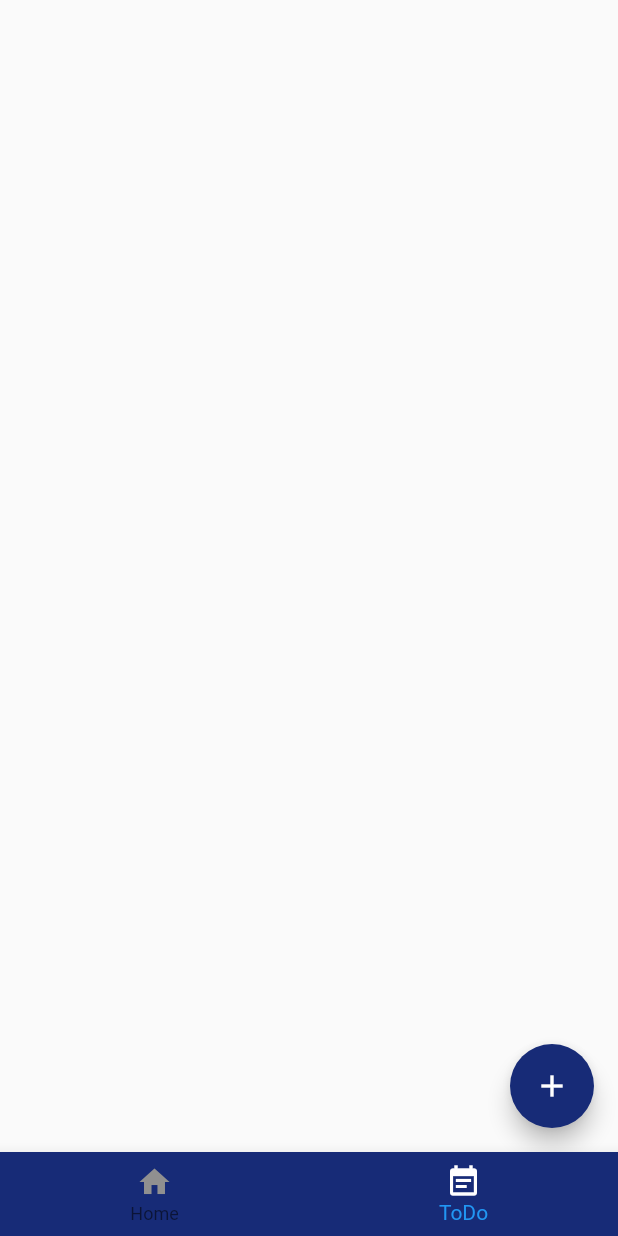
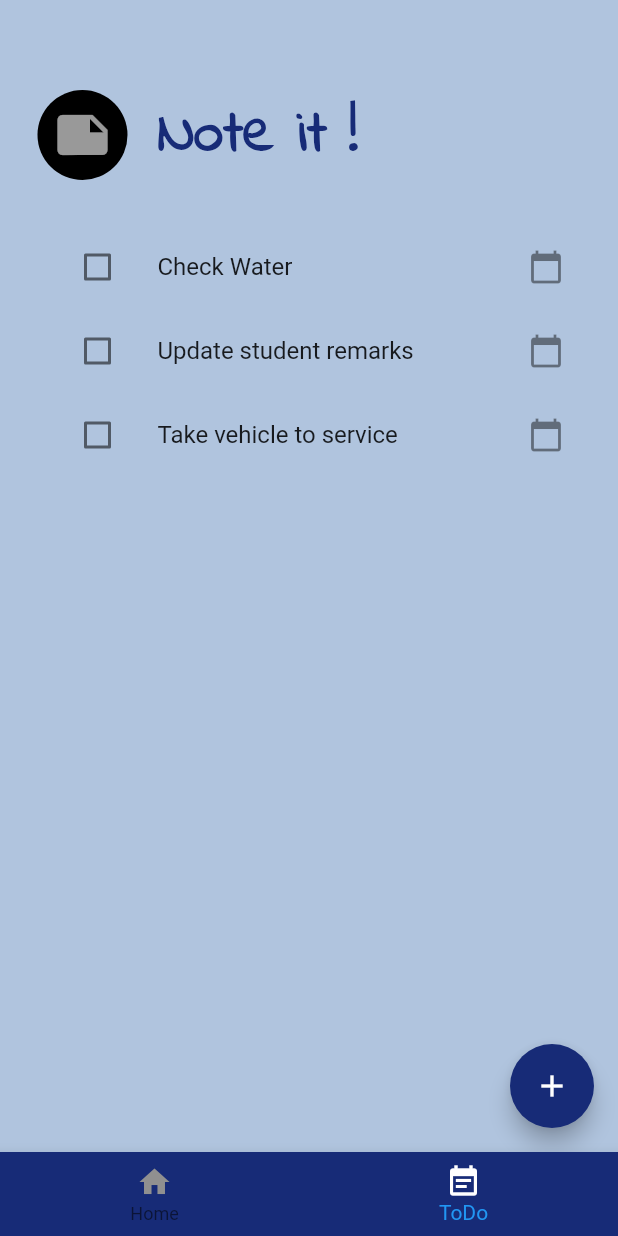
Before and after one commit to Siriayanur/Appa-s-companion, a Flutter app: the screen it shows after launch, item 2 of the bottom bar chosen, on a phone screen of 412 x 824 dp. Run offline on Flutter 3.47's test engine with Material 2 defaults, Android fonts, the phone set to English and light mode, and no system bars; missing offline and left inert: add_2_calendar.

Commit message:
RenderFlex error solved

```diff
--- a/lib/model/task_data.dart
+++ b/lib/model/task_data.dart
@@ -1,3 +1,5 @@
+import 'dart:collection';
+
 import 'package:flutter/foundation.dart';
 import 'package:help_daddy/model/task.dart';
 
@@ -9,11 +11,22 @@ class TaskData extends ChangeNotifier{
 
   ];
 
+  UnmodifiableListView<Task> get tasks {
+    return UnmodifiableListView(_tasks);
+  }
+
+  int get taskCount {
+    return _tasks.length;
+  }
+
   void addTask(String newTaskTitle){
     final task = Task(name: newTaskTitle);
-    _tasks.add(
-      task
-    );
+    _tasks.add(task);
+    notifyListeners();
+  }
+
+  void updateTask(Task task){
+    task.toggleDone();
     notifyListeners();
   }
 }
--- /dev/null
+++ b/lib/screens/calender_event_screen.dart
@@ -0,0 +1,12 @@
+import 'package:flutter/material.dart';
+import 'package:help_daddy/pallete.dart';
+import 'package:provider/provider.dart';
+import 'package:help_daddy/model/task_data.dart';
+
+class CalenderEvent extends StatelessWidget {
+  @override
+  Widget build(BuildContext context) {
+
+    return Container();
+  }
+}
--- a/lib/screens/reminder_screen.dart
+++ b/lib/screens/reminder_screen.dart
@@ -66,7 +66,7 @@ class ReusableCard extends StatelessWidget {
         color: Colors.black
       ),
       padding: EdgeInsets.only(
-        top:20.0,
+        top: 20.0,
         left: 10.0,
         right: 10.0,
         bottom: 10.0
--- a/lib/screens/todo_screen.dart
+++ b/lib/screens/todo_screen.dart
@@ -1,67 +1,14 @@
 import 'package:flutter/material.dart';
 import 'package:help_daddy/pallete.dart';
 import 'add_task_screen.dart';
-import 'package:speech_recognition/speech_recognition.dart';
+import 'package:help_daddy/widgets/task_list.dart';
+
 
 class TodoScreen extends StatelessWidget {
   @override
   Widget build(BuildContext context) {
-    return ToDo();
-  }
-}
-
-class ToDo extends StatefulWidget {
-  @override
-  _ToDoState createState() => _ToDoState();
-}
-
-class _ToDoState extends State<ToDo> {
-  SpeechRecognition _speechRecognition;
-  bool _isAvailable = false;
-  bool _isListening = false;
-
-  String resultText = "";
-
-  @override
-  void initState() {
-    // TODO: implement initState
-    super.initState();
-    initSpeechRecognizer();
-  }
-
-  void initSpeechRecognizer() {
-    _speechRecognition = SpeechRecognition();
-    _speechRecognition.setAvailabilityHandler((bool result) {
-      setState(() {
-        _isAvailable = result;
-      });
-    });
-    _speechRecognition.setRecognitionStartedHandler(() {
-      setState(() {
-        _isListening = true;
-      });
-    });
-
-    _speechRecognition.setRecognitionResultHandler((String text) {
-      setState(() {
-        resultText = text;
-      });
-    });
-    _speechRecognition.setRecognitionCompleteHandler(() {
-      setState(() {
-        _isListening = false;
-      });
-    });
-    _speechRecognition.activate().then((result) {
-      setState(() {
-        _isAvailable = result;
-      });
-    });
-  }
-
-  @override
-  Widget build(BuildContext context) {
     return Scaffold(
+      backgroundColor: Color(0xffB0C4DE),
       floatingActionButton: FloatingActionButton(
         backgroundColor: addTaskButtonColor,
         child: Icon(
@@ -80,6 +27,48 @@ class _ToDoState extends State<ToDo> {
               ));
         },
       ),
+      body: Container(
+        padding: EdgeInsets.only(
+            top: 60.0,
+            left: 25.0,
+            bottom: 50.0,
+            right: 20.0
+        ),
+        child: Column(
+          crossAxisAlignment: CrossAxisAlignment.start,
+          mainAxisSize: MainAxisSize.min,
+          children: [
+            Row(
+              children: [
+                CircleAvatar(
+                  radius: 30.0,
+                  backgroundColor: Colors.black,
+                  child: Icon(
+                    Icons.note,
+//                    color: Color(0xff778899),
+                    color:Colors.white60 ,
+                    size: 40,
+                  ),
+                ),
+                SizedBox(
+                  width: 20,
+                ),
+                Text(
+                  'Note it !',
+                  style: TextStyle(
+                      fontWeight: FontWeight.bold,
+                      color: addTaskButtonColor,
+                      fontSize: 40,
+                      fontFamily: 'Indie'
+                  ),
+                ),
+              ],
+            ),
+            SizedBox(height: 30,),
+            Container(child: Expanded(child: TaskList())),
+          ],
+        ),
+      ),
     );
   }
 }
--- /dev/null
+++ b/lib/widgets/task_list.dart
@@ -0,0 +1,33 @@
+import 'package:help_daddy/model/task_data.dart';
+import 'package:provider/provider.dart';
+import 'package:flutter/material.dart';
+import 'package:help_daddy/widgets/task_tile.dart';
+
+class TaskList extends StatelessWidget {
+  @override
+  Widget build(BuildContext context) {
+    //tell the Consumer the type of data it is consuming
+    return Consumer<TaskData>(
+      builder: (context, taskData, child) {
+        return ListView.builder(
+          shrinkWrap: true,
+          itemBuilder: (context, index) {
+            final task = taskData.tasks[index];
+            return TaskTile(
+              taskTitle: task.name,
+              isChecked: task.isDone,
+              onCheckBoxChanged: (bool currentCheckboxState) {
+                taskData.updateTask(task);
+              },
+            );
+          },
+          //necessary argument to give as dynamically
+          // the listView builder will construct the
+          // list based on the index, which comes from
+          // this taskCount(length) of the tasks list, what is the currentIndex
+          itemCount: taskData.taskCount,
+        );
+      },
+    );
+  }
+}
--- /dev/null
+++ b/lib/widgets/task_tile.dart
@@ -0,0 +1,40 @@
+import 'package:flutter/material.dart';
+import 'package:help_daddy/pallete.dart';
+import 'package:add_2_calendar/add_2_calendar.dart';
+import 'package:help_daddy/screens/calender_event_screen.dart';
+
+class TaskTile extends StatelessWidget {
+
+  final String taskTitle;
+  final bool isChecked;
+  final Function onCheckBoxChanged;
+//  final Function onCalendarClick;
+
+  TaskTile({this.taskTitle,this.isChecked,this.onCheckBoxChanged});
+
+  @override
+  Widget build(BuildContext context) {
+    return GestureDetector(
+      child: ListTile(
+      trailing: GestureDetector(
+        onTap: (){
+        },
+        child: Icon(
+          Icons.calendar_today
+        ),
+      ),
+        leading: Checkbox(
+          value: isChecked,
+          activeColor: addTaskButtonColor,
+          onChanged: onCheckBoxChanged,
+        ),
+        title: Text(
+          taskTitle,
+          style: TextStyle(
+            decoration: isChecked ? TextDecoration.lineThrough : null,
+          ),
+        ),
+      ),
+    );
+  }
+}
--- a/pubspec.yaml
+++ b/pubspec.yaml
@@ -22,7 +22,7 @@ environment:
 
 dependencies:
   provider: ^4.3.2+2
-  speech_recognition: ^0.3.0+1
+  add_2_calendar: ^1.4.0
   flutter:
     sdk: flutter
 
```
Also changed, not shown: pubspec.lock. Lines whose indentation alone changed are shown as unchanged.
